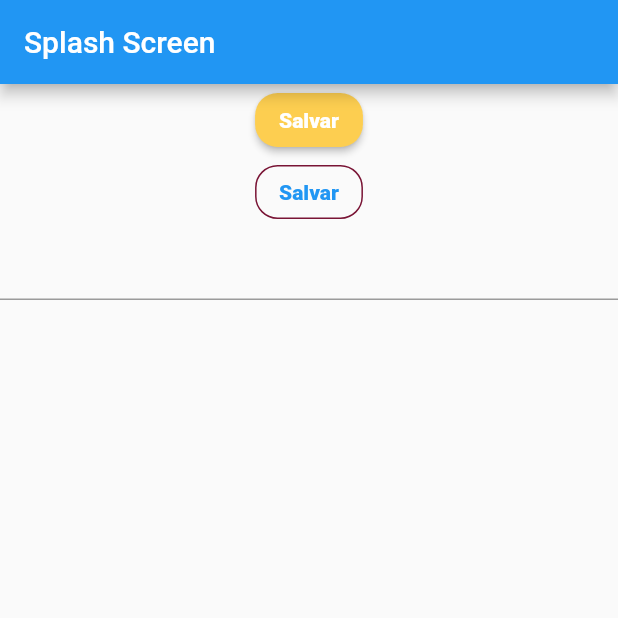
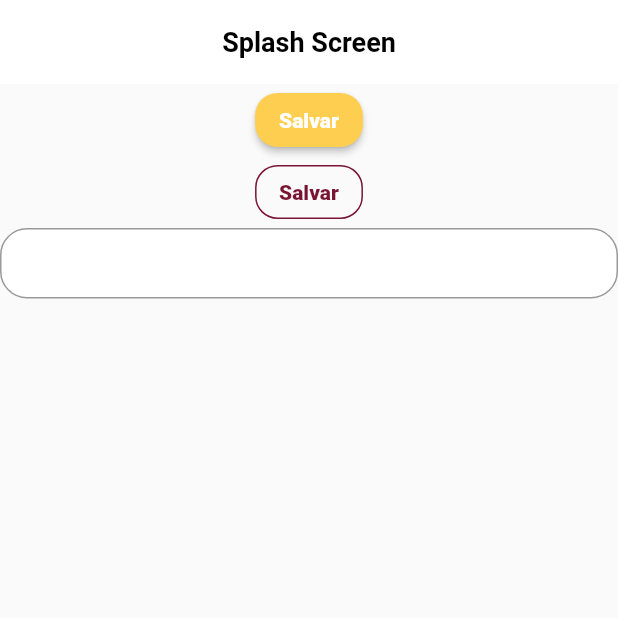
Before and after one commit to giseletoledo/dw8, a Flutter app: the screen it shows after launch, on a phone screen of 412 x 824 dp, the top half of it. Run offline on Flutter 3.47's test engine with Material 2 defaults, Android fonts, the phone set to English and light mode, and no system bars; Roboto replaces fonts that are missing (MPlus1P, Poppins).

Commit message:
adicionando o tema ao app

```diff
--- a/copa_album_app/lib/app/copa_album_app.dart
+++ b/copa_album_app/lib/app/copa_album_app.dart
@@ -1,3 +1,4 @@
+import 'package:copa_album_app/app/core/theme/theme_config.dart';
 import 'package:flutter/material.dart';
 
 import 'pages/splash/splash_page.dart';
@@ -10,6 +11,7 @@ class CopaAlbumApp extends StatelessWidget {
     return MaterialApp(
       title: 'Álbum da copa 2022',
       debugShowCheckedModeBanner: false,
+      theme: ThemeConfig.theme,
       routes: {
         '/': (_) => const SplashPage(),
       },
```
